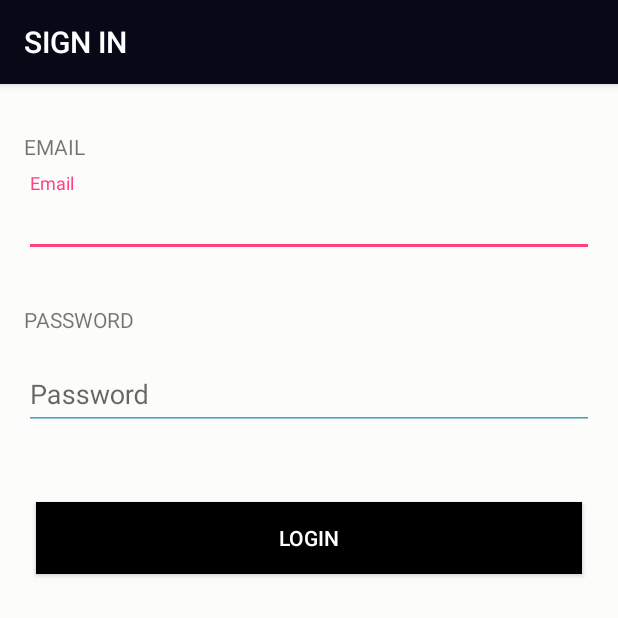
After one commit to MuhammadElsayed96/ByBike-Rider, an Android app: the LoginActivity screen opened directly, with no data from a screen before it, on a phone screen of 412 x 824 dp, the top half of it. The commit adds this screen. Run offline under Robolectric (Android 15) with nearby library versions, the phone set to English and light mode, and no system bars.

Commit message:
adding the sign in activity

```diff
--- a/app/src/main/AndroidManifest.xml
+++ b/app/src/main/AndroidManifest.xml
@@ -73,6 +73,11 @@
             android:label="@string/edit_account_label"
             android:launchMode="singleTop"
             android:screenOrientation="portrait" />
+        <activity
+            android:name=".LoginActivity"
+            android:label="@string/sign_in_label"
+            android:launchMode="singleTop"
+            android:screenOrientation="portrait"></activity>
     </application>
 
 </manifest>
--- /dev/null
+++ b/app/src/main/java/com/muhammadelsayed/bybike_rider/LoginActivity.java
@@ -0,0 +1,13 @@
+package com.muhammadelsayed.bybike_rider;
+
+import android.support.v7.app.AppCompatActivity;
+import android.os.Bundle;
+
+public class LoginActivity extends AppCompatActivity {
+
+    @Override
+    protected void onCreate(Bundle savedInstanceState) {
+        super.onCreate(savedInstanceState);
+        setContentView(R.layout.activity_login);
+    }
+}
--- /dev/null
+++ b/app/src/main/res/layout/activity_login.xml
@@ -0,0 +1,82 @@
+<?xml version="1.0" encoding="utf-8"?>
+<android.support.constraint.ConstraintLayout xmlns:android="http://schemas.android.com/apk/res/android"
+    xmlns:app="http://schemas.android.com/apk/res-auto"
+    xmlns:tools="http://schemas.android.com/tools"
+    android:layout_width="match_parent"
+    android:layout_height="match_parent"
+    android:background="#fcfcfb"
+    tools:context="com.muhammadelsayed.bybike_rider.LoginActivity">
+
+    <LinearLayout
+        android:id="@+id/login_layout"
+        android:layout_width="match_parent"
+        android:layout_height="wrap_content"
+        android:orientation="vertical"
+        android:paddingBottom="16dp"
+        android:paddingLeft="16dp"
+        android:paddingRight="16dp"
+        android:paddingTop="32dp"
+        app:layout_constraintLeft_toLeftOf="parent"
+        app:layout_constraintRight_toRightOf="parent"
+        app:layout_constraintTop_toTopOf="parent">
+
+        <TextView
+            android:id="@+id/tv_email_label"
+            android:layout_width="wrap_content"
+            android:layout_height="wrap_content"
+            android:text="EMAIL"
+            android:textSize="14sp" />
+        <!-- Email Label -->
+        <android.support.design.widget.TextInputLayout
+            android:id="@+id/input_email_layout"
+            android:layout_width="match_parent"
+            android:layout_height="wrap_content"
+            android:layout_marginBottom="8dp"
+            android:layout_marginTop="8dp">
+
+            <EditText
+                android:id="@+id/input_email"
+                android:layout_width="match_parent"
+                android:layout_height="wrap_content"
+                android:backgroundTint="#49a3bb"
+                android:hint="Email"
+                android:inputType="textEmailAddress" />
+        </android.support.design.widget.TextInputLayout>
+
+        <TextView
+            android:id="@+id/tv_password_label"
+            android:layout_width="wrap_content"
+            android:layout_height="wrap_content"
+            android:paddingTop="24dp"
+            android:text="PASSWORD"
+            android:textSize="14sp" />
+        <!-- Password Label -->
+        <android.support.design.widget.TextInputLayout
+            android:id="@+id/input_password_layout"
+            android:layout_width="match_parent"
+            android:layout_height="wrap_content"
+            android:layout_marginBottom="8dp"
+            android:layout_marginTop="8dp">
+
+            <EditText
+                android:id="@+id/input_password"
+                android:layout_width="match_parent"
+                android:layout_height="wrap_content"
+                android:backgroundTint="#49a3bb"
+                android:hint="Password"
+                android:inputType="textPassword" />
+        </android.support.design.widget.TextInputLayout>
+    </LinearLayout>
+
+    <Button
+        android:id="@+id/btn_login"
+        android:layout_width="match_parent"
+        android:layout_height="wrap_content"
+        android:layout_margin="24dp"
+        android:background="@android:color/black"
+        android:text="LOGIN"
+        android:textColor="@android:color/white"
+        app:layout_constraintLeft_toLeftOf="parent"
+        app:layout_constraintRight_toRightOf="parent"
+        app:layout_constraintTop_toBottomOf="@id/login_layout" />
+</android.support.constraint.ConstraintLayout>
--- a/app/src/main/res/values/strings.xml
+++ b/app/src/main/res/values/strings.xml
@@ -28,5 +28,6 @@
     <string name="current_cancellation_rate_label">CURRENT CANCELLATION RATE</string>
     <string name="edit_account_label">Edit Account</string>
     <string name="rider_profile_label">Rider Profile</string>
+    <string name="sign_in_label">SIGN IN</string>
 
 </resources>
```
